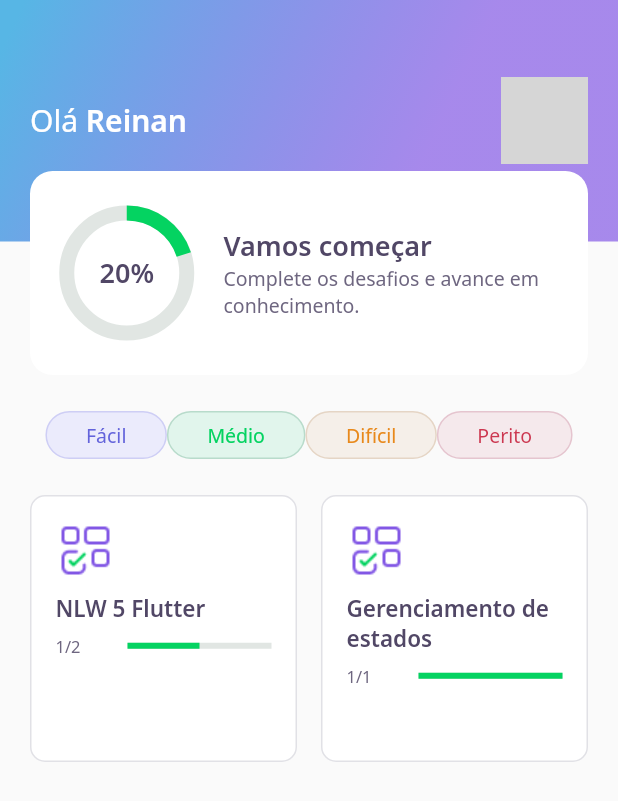
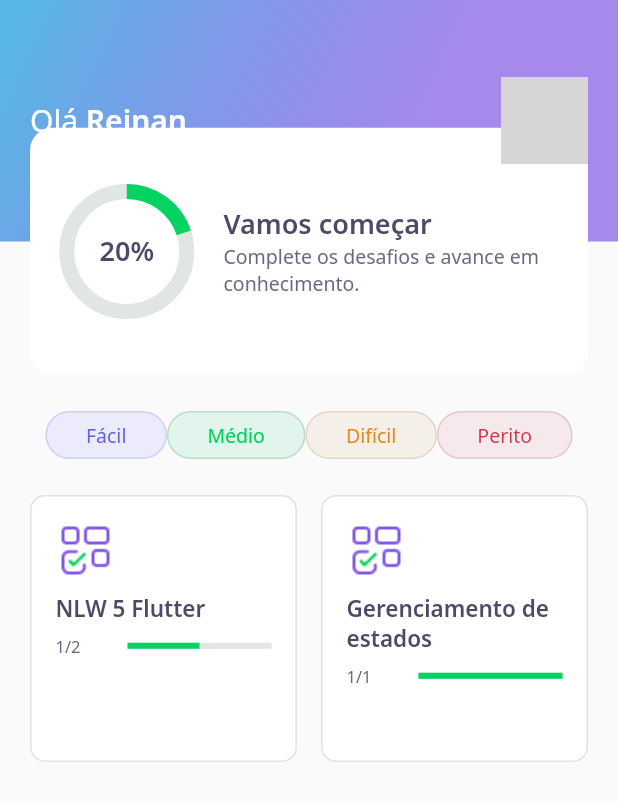
Before and after one commit to ReinanS/DevQuiz, a Flutter app: the screen it shows after launch, on a phone screen of 412 x 824 dp. Shown: the top 801 px of the screen. Run offline on Flutter 3.47's test engine with Material 2 defaults, Android fonts, the phone set to English and light mode, and no system bars; our stand-ins replace google_fonts, share_plus; accounts and stored records are empty; network calls fail; grey boxes are pictures that could not be loaded.

Commit message:
ref: ajuste de responsividade em ScoreCard

```diff
--- a/lib/home/widgets/score_card/score_card_widget.dart
+++ b/lib/home/widgets/score_card/score_card_widget.dart
@@ -12,10 +12,12 @@ class ScoreCardWidget extends StatelessWidget {
 
   @override
   Widget build(BuildContext context) {
+    final Size size = MediaQuery.of(context).size;
+
     return Padding(
       padding: const EdgeInsets.symmetric(horizontal: 20),
       child: Container(
-        height: 136,
+        height: size.height * 0.20,
         decoration: BoxDecoration(
           color: AppColors.white,
           borderRadius: BorderRadius.circular(15),
```
